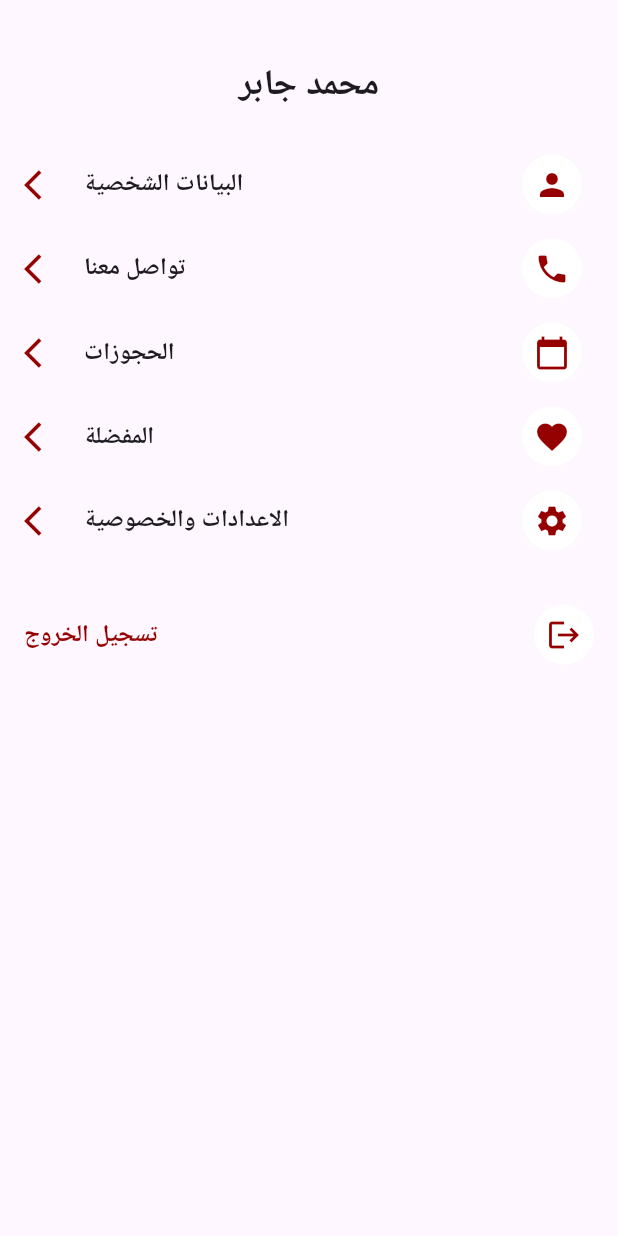
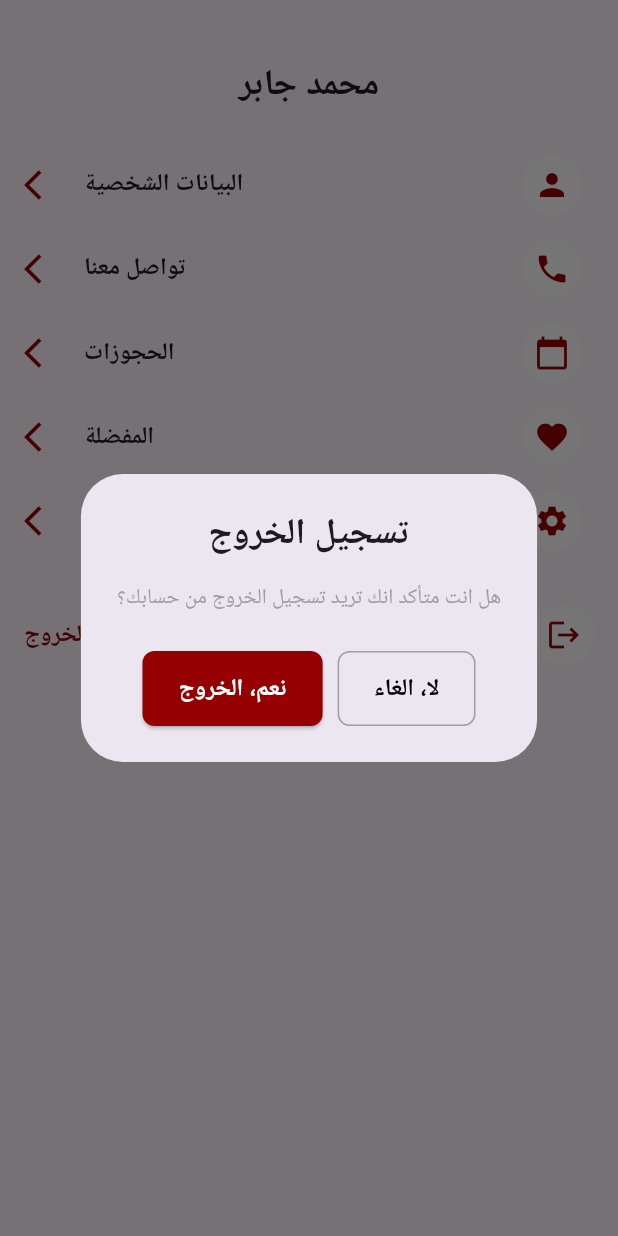
Before and after one commit to Moazzibrahim/Binrushd, a Flutter app: the ProfileScreen screen opened directly, after a tap on the "logout" icon, on a phone screen of 412 x 824 dp. Run offline on Flutter 3.47's test engine with Material 3 defaults, Android fonts, the phone set to English and light mode, and no system bars; our stand-ins replace carousel_slider, flutter_screenutil, pinput; accounts and stored records are empty.

Commit message:
my profile screen

```diff
--- /dev/null
+++ b/lib/view/screens/profile/profile_screen.dart
@@ -0,0 +1,208 @@
+import 'package:flutter/material.dart';
+import 'package:flutter_application_1/constants/constants.dart';
+import 'package:flutter_application_1/controller/Auth/login_provider.dart';
+import 'package:flutter_application_1/controller/Auth/logout_provider.dart';
+import 'package:flutter_application_1/view/screens/profile/contact_us_screen.dart';
+import 'package:flutter_application_1/view/screens/profile/my_profile_screen.dart';
+import 'package:provider/provider.dart';
+
+class ProfileScreen extends StatelessWidget {
+  const ProfileScreen({super.key});
+
+  @override
+  Widget build(BuildContext context) {
+    return Scaffold(
+      body: SingleChildScrollView(
+        child: Column(
+          children: [
+            const SizedBox(height: 40), // Top padding
+            const Text(
+              'محمد جابر',
+              style: TextStyle(
+                fontSize: 24,
+                fontWeight: FontWeight.bold,
+              ),
+            ),
+            const SizedBox(height: 20),
+            buildProfileMenuItem(
+              icon: Icons.person,
+              text: 'البيانات الشخصية',
+              color: backgroundColor,
+              onTap: () {
+                Navigator.push(
+                  context,
+                  MaterialPageRoute(
+                      builder: (context) => const MyProfileScreen()),
+                );
+              },
+            ),
+            buildProfileMenuItem(
+              icon: Icons.phone,
+              text: 'تواصل معنا',
+              color: backgroundColor,
+              onTap: () {
+                Navigator.push(
+                  context,
+                  MaterialPageRoute(
+                      builder: (context) => const ContactUsScreen()),
+                );
+              },
+            ),
+            buildProfileMenuItem(
+              icon: Icons.calendar_today,
+              text: 'الحجوزات',
+              color: backgroundColor,
+              onTap: () {
+                // Add navigation or functionality here
+              },
+            ),
+            buildProfileMenuItem(
+              icon: Icons.favorite,
+              text: 'المفضلة',
+              color: backgroundColor,
+              onTap: () {
+                // Add navigation or functionality here
+              },
+            ),
+            buildProfileMenuItem(
+              icon: Icons.settings,
+              text: 'الاعدادات والخصوصية',
+              color: backgroundColor,
+              onTap: () {
+                // Add navigation or functionality here
+              },
+            ),
+            const SizedBox(height: 20),
+            buildLogoutButton(context),
+          ],
+        ),
+      ),
+    );
+  }
+
+  Widget buildProfileMenuItem({
+    required IconData icon,
+    required String text,
+    required Color color,
+    required VoidCallback onTap,
+  }) {
+    return ListTile(
+      onTap: onTap,
+      leading: Icon(Icons.arrow_back_ios, color: color),
+      trailing: CircleAvatar(
+        backgroundColor: Colors.white,
+        child: Icon(icon, color: color),
+      ),
+      title: Text(
+        text,
+        style: const TextStyle(fontSize: 16, fontWeight: FontWeight.bold),
+      ),
+    );
+  }
+
+  Widget buildLogoutButton(BuildContext context) {
+    final loginProvider = Provider.of<LoginProvider>(context, listen: false);
+    return Padding(
+      padding: const EdgeInsets.symmetric(horizontal: 16.0),
+      child: ListTile(
+        contentPadding: EdgeInsets.zero,
+        leading: Text(
+          'تسجيل الخروج',
+          style: TextStyle(
+            color: backgroundColor,
+            fontSize: 16,
+            fontWeight: FontWeight.bold,
+          ),
+        ),
+        trailing: InkWell(
+          onTap: () {
+            showDialog(
+              context: context,
+              builder: (BuildContext context) {
+                return AlertDialog(
+                  title: const Text(
+                    'تسجيل الخروج',
+                    textAlign: TextAlign.center,
+                    style: TextStyle(fontWeight: FontWeight.bold),
+                  ),
+                  content: const Text(
+                    'هل انت متأكد انك تريد تسجيل الخروج من حسابك؟',
+                    style: TextStyle(color: Colors.grey, fontSize: 14),
+                    textAlign: TextAlign.center,
+                  ),
+                  actions: [
+                    Row(
+                      mainAxisAlignment: MainAxisAlignment.center,
+                      children: [
+                        ElevatedButton(
+                          onPressed: () {
+                            // Trigger the logout process
+                            Provider.of<LogoutProvider>(context, listen: false)
+                                .logOut(
+                                    token: loginProvider.token!,
+                                    context: context);
+                            Navigator.of(context).pop(); // Close the dialog
+                          },
+                          style: ElevatedButton.styleFrom(
+                            backgroundColor:
+                                backgroundColor, // Red color for the button
+                            shape: RoundedRectangleBorder(
+                              borderRadius:
+                                  BorderRadius.circular(8), // Rounded corners
+                            ),
+                          ),
+                          child: const SizedBox(
+                            height: 50, // Set the desired height
+                            child: Center(
+                              child: Text(
+                                'نعم، الخروج',
+                                style: TextStyle(
+                                    fontWeight: FontWeight.bold,
+                                    color: Colors.white,
+                                    fontSize: 16),
+                              ),
+                            ),
+                          ),
+                        ),
+                        const SizedBox(width: 10),
+                        OutlinedButton(
+                          onPressed: () {
+                            Navigator.of(context).pop(); // Close the dialog
+                          },
+                          style: OutlinedButton.styleFrom(
+                            side: const BorderSide(
+                                color: Colors.grey), // Border color
+                            shape: RoundedRectangleBorder(
+                              borderRadius:
+                                  BorderRadius.circular(8), // Rounded corners
+                            ),
+                          ),
+                          child: const SizedBox(
+                            height: 50, // Set the desired height
+                            child: Center(
+                              child: Text(
+                                'لا، الغاء',
+                                style: TextStyle(
+                                    fontWeight: FontWeight.bold,
+                                    color: Colors.black,
+                                    fontSize: 16),
+                              ),
+                            ),
+                          ),
+                        ),
+                      ],
+                    ),
+                  ],
+                );
+              },
+            );
+          },
+          child: CircleAvatar(
+            backgroundColor: Colors.white,
+            child: Icon(Icons.logout, color: backgroundColor),
+          ),
+        ),
+      ),
+    );
+  }
+}
--- a/lib/view/screens/profile_screen.dart
+++ /dev/null
@@ -1,103 +0,0 @@
-import 'package:flutter/material.dart';
-import 'package:flutter_application_1/constants/constants.dart';
-import 'package:flutter_application_1/controller/Auth/login_provider.dart';
-import 'package:flutter_application_1/controller/Auth/logout_provider.dart';
-import 'package:provider/provider.dart';
-
-class ProfileScreen extends StatelessWidget {
-  const ProfileScreen({super.key});
-
-  @override
-  Widget build(BuildContext context) {
-    return Scaffold(
-      body: SingleChildScrollView(
-        child: Column(
-          children: [
-            const SizedBox(height: 40), // Top padding
-            const Text(
-              'محمد جابر',
-              style: TextStyle(
-                fontSize: 24,
-                fontWeight: FontWeight.bold,
-              ),
-            ),
-            const SizedBox(height: 20),
-            buildProfileMenuItem(
-              icon: Icons.person,
-              text: 'البيانات الشخصية',
-              color: backgroundColor,
-            ),
-            buildProfileMenuItem(
-              icon: Icons.phone,
-              text: 'تواصل معنا',
-              color: backgroundColor,
-            ),
-            buildProfileMenuItem(
-              icon: Icons.calendar_today,
-              text: 'الحجوزات',
-              color: backgroundColor,
-            ),
-            buildProfileMenuItem(
-              icon: Icons.favorite,
-              text: 'المفضلة',
-              color: backgroundColor,
-            ),
-            buildProfileMenuItem(
-              icon: Icons.settings,
-              text: 'الاعدادات والخصوصية',
-              color: backgroundColor,
-            ),
-            const SizedBox(height: 20),
-            buildLogoutButton(context),
-          ],
-        ),
-      ),
-    );
-  }
-
-  Widget buildProfileMenuItem({
-    required IconData icon,
-    required String text,
-    required Color color,
-  }) {
-    return ListTile(
-      leading: Icon(Icons.arrow_back_ios, color: color),
-      trailing: CircleAvatar(
-        backgroundColor: Colors.white,
-        child: Icon(icon, color: color),
-      ),
-      title: Text(
-        text,
-        style: const TextStyle(fontSize: 16, fontWeight: FontWeight.bold),
-      ),
-    );
-  }
-
-  Widget buildLogoutButton(BuildContext context) {
-    final loginProvider = Provider.of<LoginProvider>(context, listen: false);
-    return Padding(
-      padding: const EdgeInsets.symmetric(horizontal: 16.0),
-      child: ListTile(
-        contentPadding: EdgeInsets.zero,
-        leading: Text(
-          'تسجيل الخروج',
-          style: TextStyle(
-            color: backgroundColor,
-            fontSize: 16,
-            fontWeight: FontWeight.bold,
-          ),
-        ),
-        trailing: InkWell(
-          onTap: () async {
-            await Provider.of<LogoutProvider>(context, listen: false)
-                .logOut(token: loginProvider.token!, context: context);
-          },
-          child: CircleAvatar(
-            backgroundColor: Colors.white,
-            child: Icon(Icons.logout, color: backgroundColor),
-          ),
-        ),
-      ),
-    );
-  }
-}
--- a/lib/view/screens/tabs_screen.dart
+++ b/lib/view/screens/tabs_screen.dart
@@ -3,7 +3,7 @@ import 'package:flutter_application_1/constants/constants.dart';
 import 'package:flutter_application_1/view/screens/all_articles_screen.dart';
 import 'package:flutter_application_1/view/screens/home_screen.dart';
 import 'package:flutter_application_1/view/screens/my_appointments_screen.dart';
-import 'package:flutter_application_1/view/screens/profile_screen.dart';
+import 'package:flutter_application_1/view/screens/profile/profile_screen.dart';
 
 class TabsScreen extends StatefulWidget {
   const TabsScreen({super.key});
```
Also changed, not shown: lib/view/screens/profile/contact_us_screen.dart (added, +162 -0 lines), lib/view/screens/profile/my_profile_screen.dart (added, +152 -0 lines).
